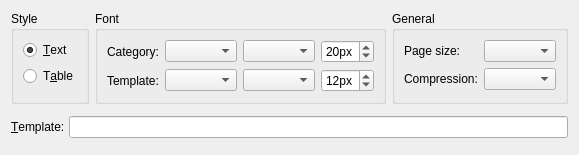
The window that plugins/exp-pdf/pdfexportwidget.ui (martin-kudlicka/vocabulary-master) describes before a commit, drawn with Qt 5.
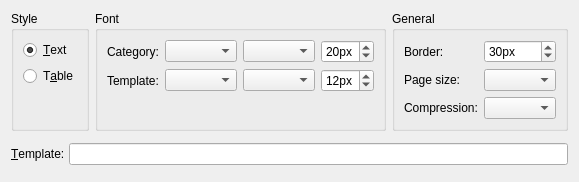
The same window after the commit.

Commit message: + border setting

```diff
--- a/plugins/exp-pdf/pdfexportwidget.ui
+++ b/plugins/exp-pdf/pdfexportwidget.ui
@@ -7,7 +7,7 @@
     <x>0</x>
     <y>0</y>
     <width>532</width>
-    <height>148</height>
+    <height>167</height>
    </rect>
   </property>
   <property name="windowTitle">
@@ -139,26 +139,43 @@
         <string>General</string>
        </property>
        <layout class="QFormLayout" name="formLayout">
-        <item row="0" column="0">
+        <item row="1" column="0">
          <widget class="QLabel" name="label_4">
           <property name="text">
            <string>Page size:</string>
           </property>
          </widget>
         </item>
-        <item row="0" column="1">
+        <item row="1" column="1">
          <widget class="QComboBox" name="qcbPageSize"/>
         </item>
-        <item row="1" column="0">
+        <item row="2" column="0">
          <widget class="QLabel" name="label_5">
           <property name="text">
            <string>Compression:</string>
           </property>
          </widget>
         </item>
-        <item row="1" column="1">
+        <item row="2" column="1">
          <widget class="QComboBox" name="qcbCompression"/>
         </item>
+        <item row="0" column="0">
+         <widget class="QLabel" name="label_8">
+          <property name="text">
+           <string>Border:</string>
+          </property>
+         </widget>
+        </item>
+        <item row="0" column="1">
+         <widget class="QSpinBox" name="qsbBorder">
+          <property name="suffix">
+           <string>px</string>
+          </property>
+          <property name="value">
+           <number>30</number>
+          </property>
+         </widget>
+        </item>
        </layout>
       </widget>
      </item>
```
The commit also changes 4 other files.
